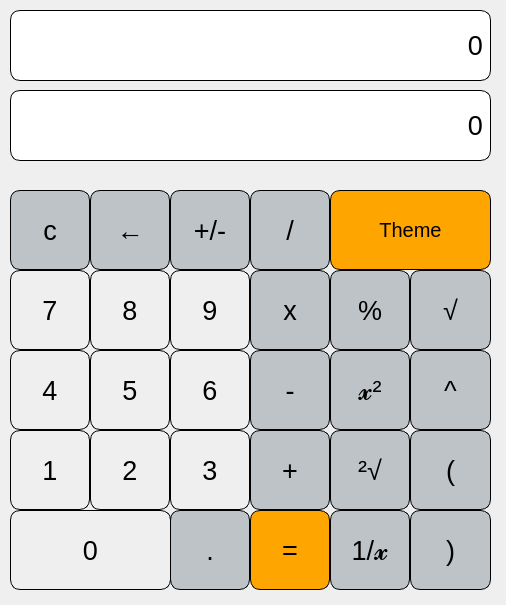
Qt form QT_Calc/mainwindow.ui (monika-shaw-cctech/QT-Calculator) before a commit.
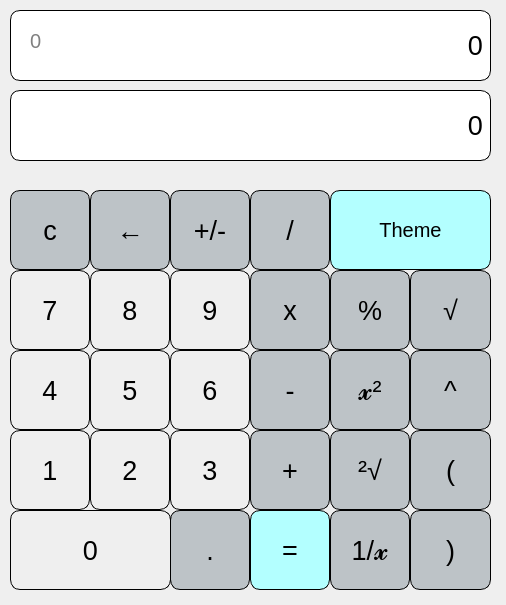
The same form after that commit.

Patch:
```diff
--- a/QT_Calc/mainwindow.ui
+++ b/QT_Calc/mainwindow.ui
@@ -573,7 +573,7 @@
      <string notr="true">QPushButton {
 
 border : 1px solid black;
-background-color : orange;
+background-color : #b3ffff;;
 color:black;
 border:1px solid black;
 border-radius: 10px;
@@ -949,7 +949,7 @@
      <string notr="true">QPushButton {
 
 border : 1px solid black;
-background-color : orange;
+background-color : #b3ffff;;
 color:black;
 border:1px solid black;
 border-radius: 10px;
@@ -959,6 +959,31 @@
      <string>=</string>
     </property>
    </widget>
+   <widget class="QLabel" name="label">
+    <property name="geometry">
+     <rect>
+      <x>30</x>
+      <y>20</y>
+      <width>261</width>
+      <height>41</height>
+     </rect>
+    </property>
+    <property name="font">
+     <font>
+      <pointsize>15</pointsize>
+      <bold>false</bold>
+     </font>
+    </property>
+    <property name="styleSheet">
+     <string notr="true">QLabel{
+color:grey;
+
+}</string>
+    </property>
+    <property name="text">
+     <string>0</string>
+    </property>
+   </widget>
   </widget>
  </widget>
  <resources/>
```
